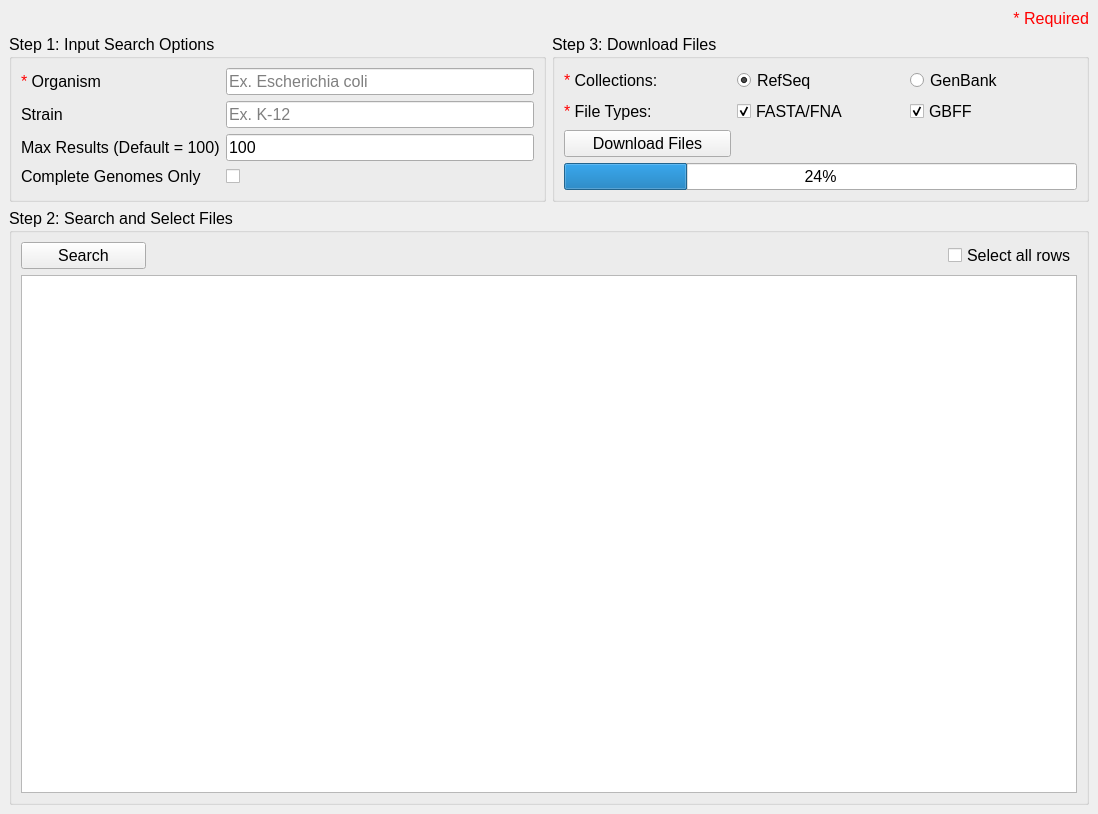
The window that src/ui/ncbi_window_v2.ui (TrinhLab/CASPERapp) describes before a commit, drawn with Qt 5.
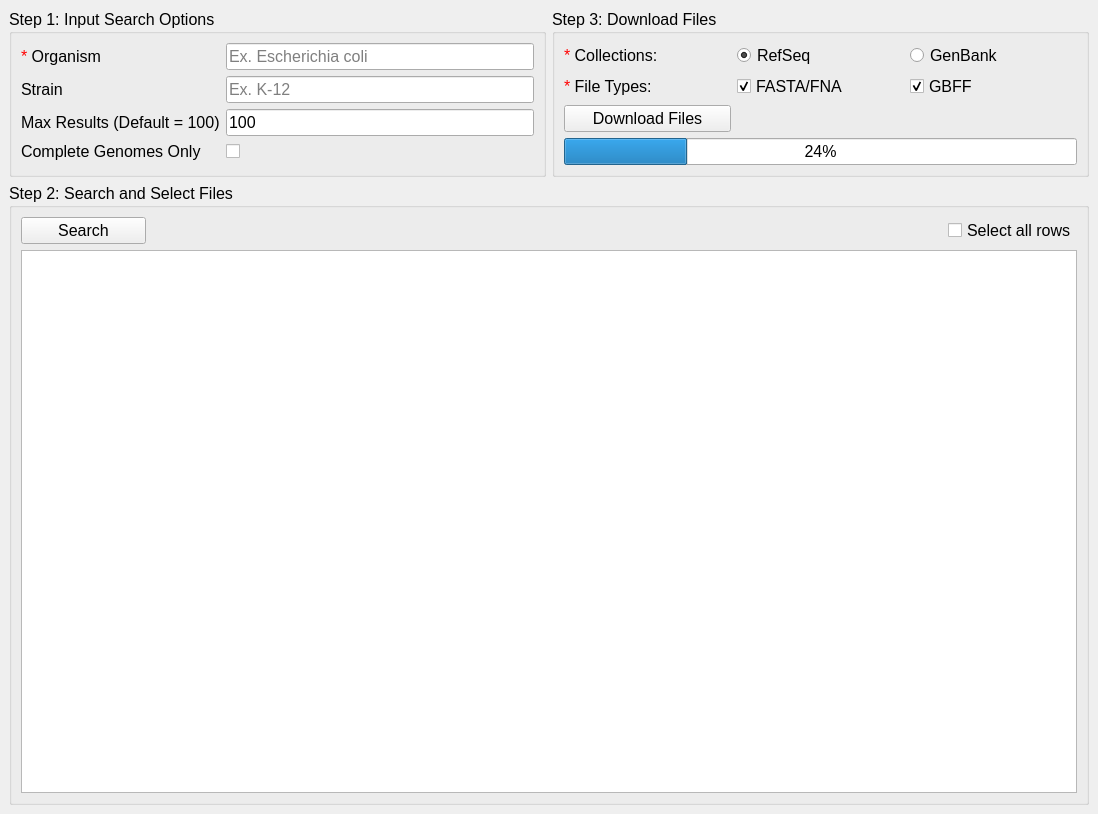
The same window after the commit.

Diff of the .ui file:
```diff
--- a/src/ui/ncbi_window_v2.ui
+++ b/src/ui/ncbi_window_v2.ui
@@ -21,16 +21,6 @@
   <widget class="QWidget" name="centralwidget">
    <layout class="QGridLayout" name="gridLayout_2">
     <item row="0" column="0">
-     <widget class="QLabel" name="lblRequired">
-      <property name="text">
-       <string>&lt;html&gt;&lt;head/&gt;&lt;body&gt;&lt;p&gt;&lt;span style=&quot; color:#ff0000;&quot;&gt;* Required&lt;/span&gt;&lt;/p&gt;&lt;/body&gt;&lt;/html&gt;</string>
-      </property>
-      <property name="alignment">
-       <set>Qt::AlignRight|Qt::AlignTrailing|Qt::AlignVCenter</set>
-      </property>
-     </widget>
-    </item>
-    <item row="1" column="0">
      <layout class="QGridLayout" name="gridLayout">
       <item row="2" column="0" colspan="2">
        <widget class="QGroupBox" name="grpStep2">
```
